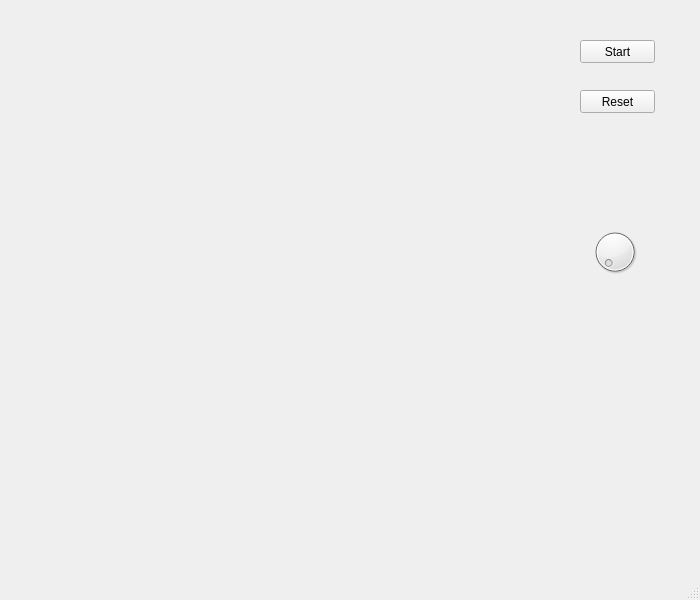
This is mainwindow.ui in ruslan-starovoitov/Timer2 as Qt 5 draws it before an edit. The edited form follows.
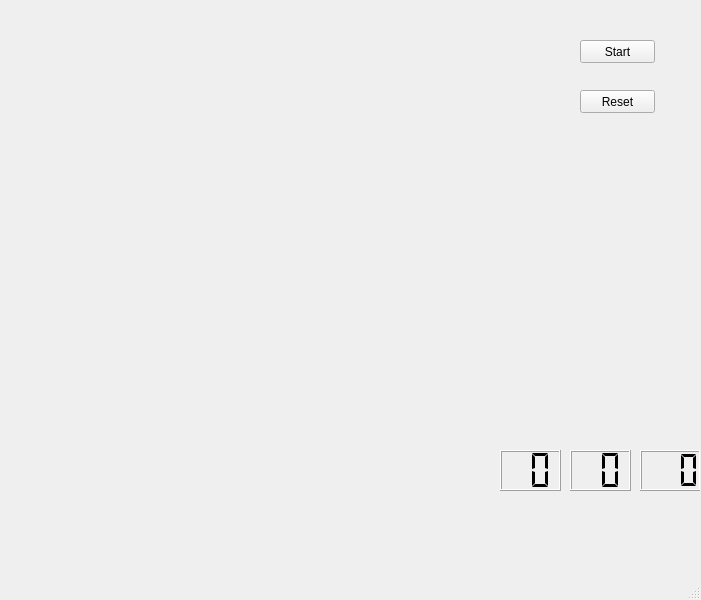
This is the edited form.

```diff
--- a/mainwindow.ui
+++ b/mainwindow.ui
@@ -6,7 +6,7 @@
    <rect>
     <x>0</x>
     <y>0</y>
-    <width>694</width>
+    <width>701</width>
     <height>600</height>
    </rect>
   </property>
@@ -52,14 +52,100 @@
      <string>Reset</string>
     </property>
    </widget>
-   <widget class="QDial" name="dial">
+   <widget class="QLCDNumber" name="lcdSeconds">
     <property name="geometry">
      <rect>
-      <x>590</x>
-      <y>220</y>
-      <width>50</width>
-      <height>64</height>
+      <x>570</x>
+      <y>450</y>
+      <width>61</width>
+      <height>41</height>
      </rect>
+    </property>
+    <property name="font">
+     <font>
+      <pointsize>24</pointsize>
+      <weight>75</weight>
+      <bold>true</bold>
+     </font>
+    </property>
+    <property name="frameShape">
+     <enum>QFrame::Box</enum>
+    </property>
+    <property name="frameShadow">
+     <enum>QFrame::Raised</enum>
+    </property>
+    <property name="midLineWidth">
+     <number>0</number>
+    </property>
+    <property name="digitCount">
+     <number>2</number>
+    </property>
+    <property name="segmentStyle">
+     <enum>QLCDNumber::Flat</enum>
+    </property>
+   </widget>
+   <widget class="QLCDNumber" name="lcdMilliseconds">
+    <property name="geometry">
+     <rect>
+      <x>640</x>
+      <y>450</y>
+      <width>61</width>
+      <height>41</height>
+     </rect>
+    </property>
+    <property name="font">
+     <font>
+      <pointsize>24</pointsize>
+      <weight>75</weight>
+      <bold>true</bold>
+     </font>
+    </property>
+    <property name="frameShape">
+     <enum>QFrame::Box</enum>
+    </property>
+    <property name="frameShadow">
+     <enum>QFrame::Raised</enum>
+    </property>
+    <property name="midLineWidth">
+     <number>0</number>
+    </property>
+    <property name="digitCount">
+     <number>3</number>
+    </property>
+    <property name="segmentStyle">
+     <enum>QLCDNumber::Flat</enum>
+    </property>
+   </widget>
+   <widget class="QLCDNumber" name="lcdMinutes">
+    <property name="geometry">
+     <rect>
+      <x>500</x>
+      <y>450</y>
+      <width>61</width>
+      <height>41</height>
+     </rect>
+    </property>
+    <property name="font">
+     <font>
+      <pointsize>24</pointsize>
+      <weight>75</weight>
+      <bold>true</bold>
+     </font>
+    </property>
+    <property name="frameShape">
+     <enum>QFrame::Box</enum>
+    </property>
+    <property name="frameShadow">
+     <enum>QFrame::Raised</enum>
+    </property>
+    <property name="midLineWidth">
+     <number>0</number>
+    </property>
+    <property name="digitCount">
+     <number>2</number>
+    </property>
+    <property name="segmentStyle">
+     <enum>QLCDNumber::Flat</enum>
     </property>
    </widget>
   </widget>
```
Left out of the diff: 2 changed lines with no effect on the pictures.
